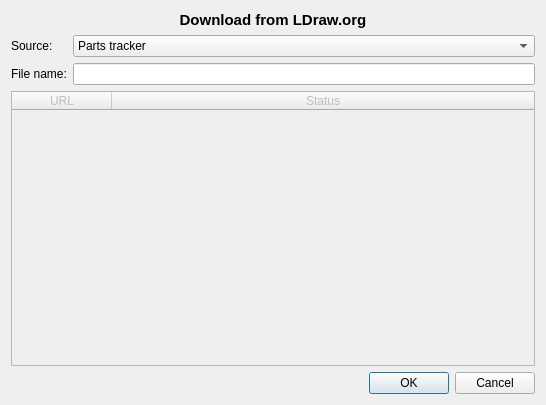
First picture: the form in src/ui/downloadfrom.ui, repository crimsondusk/ldforge, before the edit.
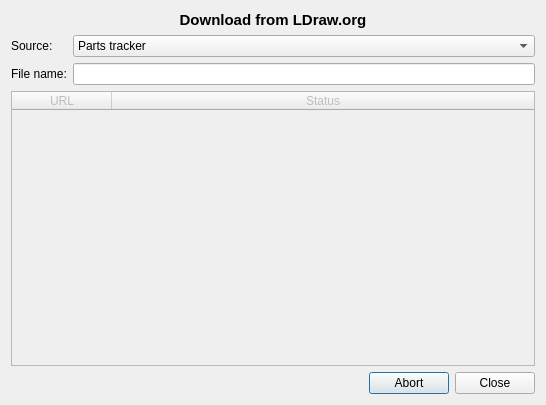
Second picture: the form after the edit.

Commit message: finalized downloading

What changed in the file:
```diff
--- a/src/ui/downloadfrom.ui
+++ b/src/ui/downloadfrom.ui
@@ -128,7 +128,7 @@
       <enum>Qt::Horizontal</enum>
      </property>
      <property name="standardButtons">
-      <set>QDialogButtonBox::Cancel|QDialogButtonBox::Ok</set>
+      <set>QDialogButtonBox::Abort|QDialogButtonBox::Close</set>
      </property>
     </widget>
    </item>
```
The commit also changes 2 other files.
